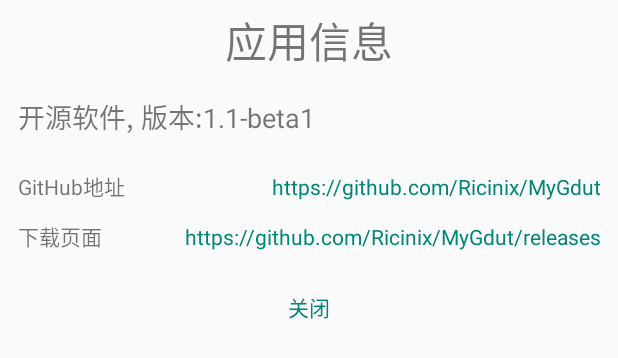
After one commit to Ricinix/MyGdut, an Android app: the layout dialog_app_info.xml on its own in the app's theme, with its tools: preview values and no code run, on a phone screen of 412 x 824 dp. The commit adds this screen. Shown: the top 358 px of the screen. Run offline under Robolectric (Android 15) with nearby library versions, the phone set to English and light mode, and no system bars.

Commit message:
some optimize

```diff
--- a/app/src/main/java/com/example/mygdut/domain/VerifyCodeCrack.kt
+++ b/app/src/main/java/com/example/mygdut/domain/VerifyCodeCrack.kt
@@ -3,6 +3,7 @@ package com.example.mygdut.domain
 import android.content.Context
 import android.graphics.Bitmap
 import android.util.Log
+import com.example.mygdut.domain.VerifyCodeCrack.Engine.EngineOne
 import org.pytorch.IValue
 import org.pytorch.Module
 import org.pytorch.torchvision.TensorImageUtils
@@ -16,8 +17,7 @@ import java.io.IOException
 class VerifyCodeCrack(context: Context, engineType: Engine) {
     private val mModule: Module =
         when (engineType) {
-            Engine.EngineOne -> Module.load(assetFilePath(context, "model-script-local.pt"))
-            Engine.EngineTwo -> Module.load(assetFilePath(context, "model2-script-local.pt"))
+            EngineOne -> Module.load(assetFilePath(context, "model-script-local.pt"))
         }
 
 
@@ -97,7 +97,6 @@ class VerifyCodeCrack(context: Context, engineType: Engine) {
      */
     sealed class Engine {
         object EngineOne : Engine()
-        object EngineTwo : Engine()
     }
 
     companion object {
--- /dev/null
+++ b/app/src/main/res/layout/dialog_app_info.xml
@@ -0,0 +1,85 @@
+<?xml version="1.0" encoding="utf-8"?>
+<LinearLayout xmlns:android="http://schemas.android.com/apk/res/android"
+    android:layout_width="match_parent"
+    android:layout_height="wrap_content"
+    android:layout_margin="6dp"
+    android:orientation="vertical">
+
+    <androidx.appcompat.widget.AppCompatTextView
+        android:layout_width="wrap_content"
+        android:layout_height="wrap_content"
+        android:layout_gravity="center"
+        android:text="@string/app_info"
+        android:textSize="28sp" />
+
+    <androidx.appcompat.widget.AppCompatTextView
+        android:layout_width="match_parent"
+        android:layout_height="wrap_content"
+        android:layout_marginLeft="6dp"
+        android:layout_marginTop="16dp"
+        android:layout_marginRight="6dp"
+        android:layout_marginBottom="16dp"
+        android:text="@string/about_msg"
+        android:textSize="18sp" />
+
+    <LinearLayout
+        android:layout_width="match_parent"
+        android:layout_height="wrap_content"
+        android:layout_margin="6dp"
+        android:orientation="horizontal">
+
+        <androidx.appcompat.widget.AppCompatTextView
+            android:layout_width="wrap_content"
+            android:layout_height="wrap_content"
+            android:text="@string/github_url" />
+
+        <androidx.appcompat.widget.AppCompatTextView
+            android:id="@+id/github_url"
+            android:layout_width="0dp"
+            android:layout_height="wrap_content"
+            android:layout_weight="1"
+            android:background="?android:selectableItemBackground"
+            android:clickable="true"
+            android:gravity="end"
+            android:text="@string/github"
+            android:textColor="@color/colorPrimary" />
+    </LinearLayout>
+
+    <LinearLayout
+        android:layout_width="match_parent"
+        android:layout_height="wrap_content"
+        android:layout_margin="6dp"
+        android:orientation="horizontal">
+
+        <androidx.appcompat.widget.AppCompatTextView
+            android:layout_width="wrap_content"
+            android:layout_height="wrap_content"
+            android:text="@string/download_url" />
+
+        <androidx.appcompat.widget.AppCompatTextView
+            android:id="@+id/github_download_url"
+            android:layout_width="0dp"
+            android:layout_height="wrap_content"
+            android:layout_weight="1"
+            android:background="?android:selectableItemBackground"
+            android:clickable="true"
+            android:gravity="end"
+            android:text="@string/github_download"
+            android:textColor="@color/colorPrimary" />
+    </LinearLayout>
+
+    <androidx.appcompat.widget.AppCompatTextView
+        android:id="@+id/dialog_app_close"
+        android:layout_width="wrap_content"
+        android:layout_height="wrap_content"
+        android:layout_gravity="center"
+        android:layout_marginTop="10dp"
+        android:layout_marginBottom="10dp"
+        android:background="?android:selectableItemBackground"
+        android:clickable="true"
+        android:padding="10dp"
+        android:text="@string/close"
+        android:textColor="@color/colorPrimary" />
+
+
+</LinearLayout>
--- a/app/src/main/res/values/info.xml
+++ b/app/src/main/res/values/info.xml
@@ -1,7 +1,8 @@
 <?xml version="1.0" encoding="utf-8"?>
 <resources>
     <string name="about_msg">
-        开源软件，beta版,
-        github地址:
+        开源软件, 版本:1.1-beta1
     </string>
+    <string name="github">https://github.com/Ricinix/MyGdut</string>
+    <string name="github_download">https://github.com/Ricinix/MyGdut/releases</string>
 </resources>
--- a/app/src/main/res/values/strings.xml
+++ b/app/src/main/res/values/strings.xml
@@ -62,4 +62,7 @@
     <string name="chosen_week">已选周次:</string>
     <string name="chosen_time">时间:</string>
     <string name="home_title">主页</string>
+    <string name="app_info">应用信息</string>
+    <string name="github_url">GitHub地址</string>
+    <string name="download_url">下载页面</string>
 </resources>
```
Also changed, not shown: app/build.gradle (+6 -3 lines), app/src/main/java/com/example/mygdut/di/module/BaseModule.kt (+1 -9 lines), app/src/main/java/com/example/mygdut/view/fragment/SettingFragment.kt (+2 -7 lines), app/src/main/java/com/example/mygdut/view/widget/AppInfoDialog.kt (added, +39 -0 lines), 5 other files.
